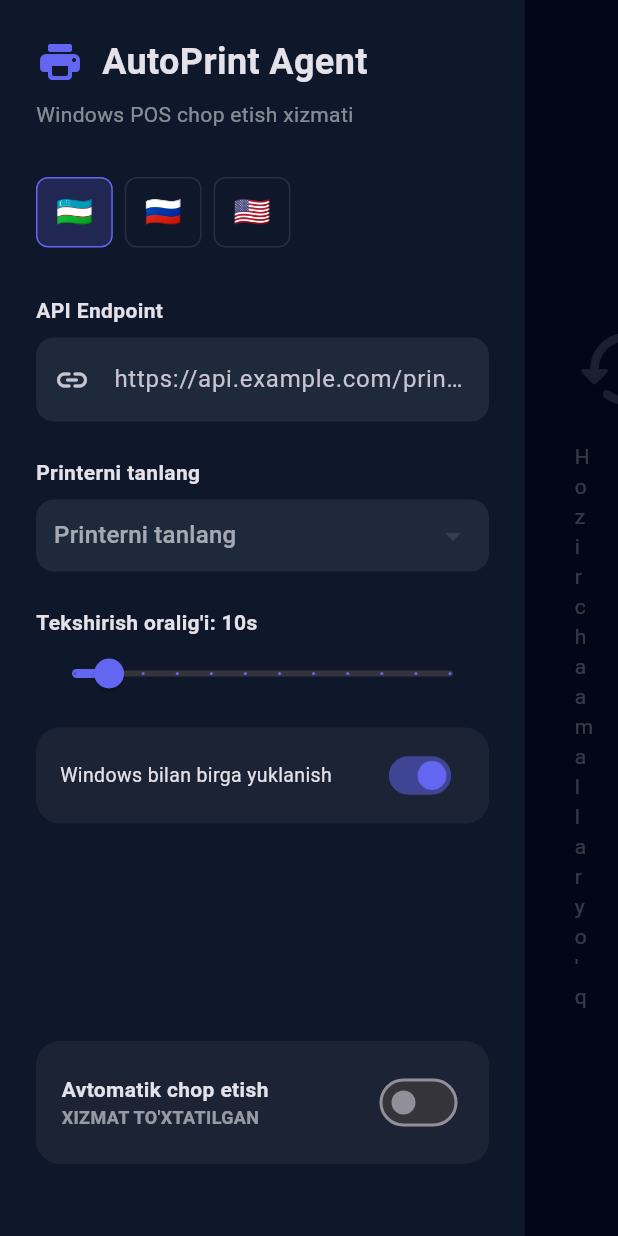
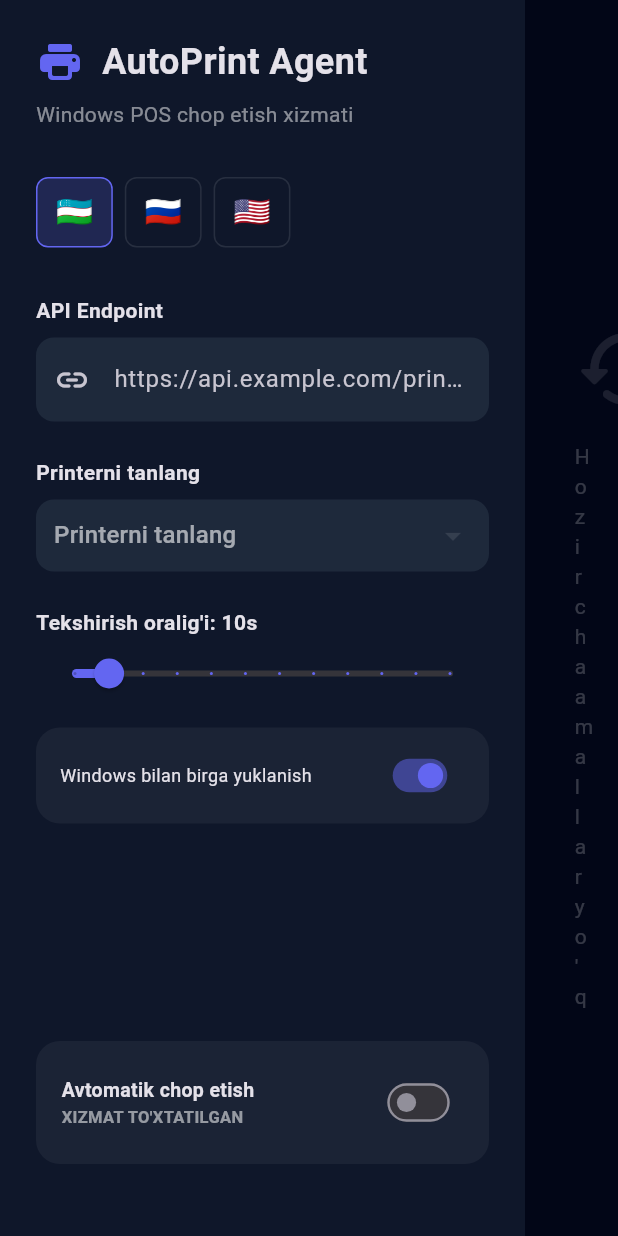
Before and after one commit to Tamurbek/autoPrintApp, a Flutter app: the screen it shows after launch, on a phone screen of 412 x 824 dp. Run offline on Flutter 3.47's test engine with Material 3 defaults, Android fonts, the phone set to English and light mode, and no system bars; our stand-ins replace dio, package_info_plus, pdf, printing, shared_preferences; missing offline and left inert: launch_at_startup, open_app_file, tray_manager, window_manager; generated files the repository leaves out were written again; network calls fail.

Commit message:
Fixed sidebar layout overflow

```diff
--- a/lib/ui/home_screen.dart
+++ b/lib/ui/home_screen.dart
@@ -117,9 +117,17 @@ class HomeScreen extends StatelessWidget {
                   child: Row(
                     mainAxisAlignment: MainAxisAlignment.spaceBetween,
                     children: [
-                      Expanded(child: Text(l10n.startAtBoot, style: const TextStyle(fontSize: 13))),
+                      Expanded(
+                        child: Text(
+                          l10n.startAtBoot,
+                          style: const TextStyle(fontSize: 12),
+                          maxLines: 2,
+                          overflow: TextOverflow.ellipsis,
+                        ),
+                      ),
+                      const SizedBox(width: 8),
                       Transform.scale(
-                        scale: 0.8,
+                        scale: 0.7,
                         child: Switch(
                           value: settings.startAtBoot,
                           onChanged: (val) => provider.updateSettings(startAtBoot: val),
@@ -149,24 +157,35 @@ class HomeScreen extends StatelessWidget {
                   child: Row(
                     mainAxisAlignment: MainAxisAlignment.spaceBetween,
                     children: [
-                      Column(
+                      Expanded(
+                        child: Column(
                           crossAxisAlignment: CrossAxisAlignment.start,
                           children: [
-                          Text(l10n.automaticPrinting, style: const TextStyle(fontWeight: FontWeight.bold)),
+                            Text(
+                              l10n.automaticPrinting,
+                              style: const TextStyle(fontWeight: FontWeight.bold, fontSize: 13),
+                              overflow: TextOverflow.ellipsis,
+                            ),
                             Text(
                               settings.autoPrintEnabled ? l10n.serviceActive : l10n.servicePaused,
                               style: TextStyle(
-                              fontSize: 12,
+                                fontSize: 11,
                                 color: settings.autoPrintEnabled ? const Color(0xFF6366F1) : Colors.white54,
                                 fontWeight: FontWeight.bold,
                               ),
+                              overflow: TextOverflow.ellipsis,
                             ),
                           ],
                         ),
-                      Switch(
+                      ),
+                      const SizedBox(width: 8),
+                      Transform.scale(
+                        scale: 0.8,
+                        child: Switch(
                           value: settings.autoPrintEnabled,
                           onChanged: (val) => provider.updateSettings(autoPrintEnabled: val),
                           activeColor: const Color(0xFF6366F1),
+                        ),
                       ),
                     ],
                   ),
```
Lines whose indentation alone changed are shown as unchanged.
